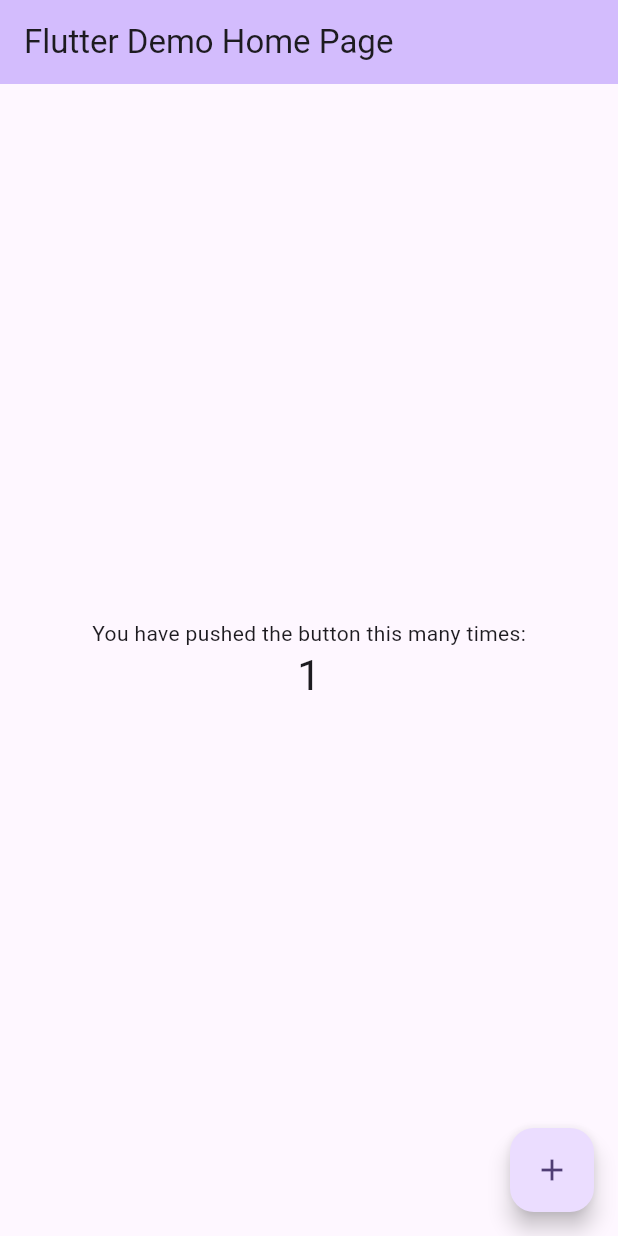
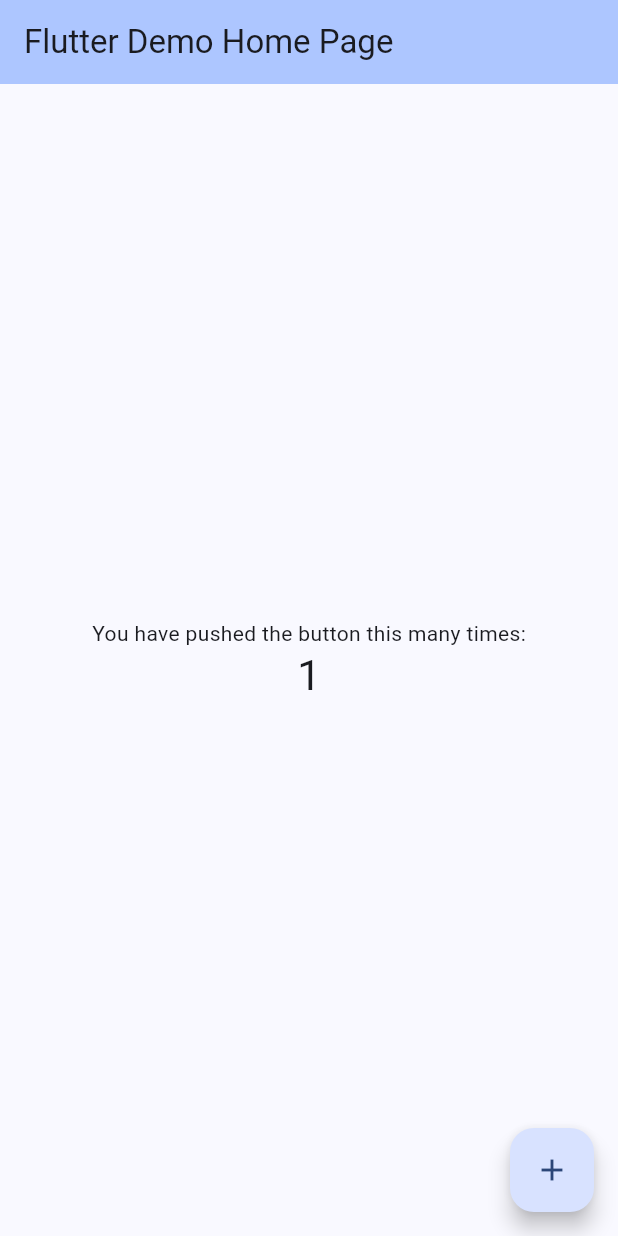
Before and after one commit to mazrean/mouse-proto, a Flutter app: the screen it shows after launch, after a tap on the "add" icon, on a phone screen of 412 x 824 dp. Run offline on Flutter 3.47's test engine with Material 3 defaults, Android fonts, the phone set to English and light mode, and no system bars; our stand-ins replace go_router.

Commit message:
ファイル分割

```diff
--- /dev/null
+++ b/lib/app.dart
@@ -0,0 +1,21 @@
+import 'package:flutter/material.dart';
+import 'package:mouse_proto/view/router.dart';
+
+class MouseProto extends StatelessWidget {
+  const MouseProto({super.key});
+
+  // This widget is the root of your application.
+  @override
+  Widget build(BuildContext context) {
+    return MaterialApp.router(
+      title: 'Mouse Proto',
+      theme: ThemeData(
+        colorScheme: ColorScheme.fromSeed(seedColor: Colors.blueAccent),
+        useMaterial3: true,
+      ),
+      routerDelegate: router.routerDelegate,
+      routeInformationParser: router.routeInformationParser,
+      routeInformationProvider: router.routeInformationProvider,
+    );
+  }
+}
--- a/lib/main.dart
+++ b/lib/main.dart
@@ -1,125 +1,6 @@
 import 'package:flutter/material.dart';
+import 'package:mouse_proto/app.dart';
 
 void main() {
-  runApp(const MyApp());
+  runApp(const MouseProto());
 }
-
-class MyApp extends StatelessWidget {
-  const MyApp({super.key});
-
-  // This widget is the root of your application.
-  @override
-  Widget build(BuildContext context) {
-    return MaterialApp(
-      title: 'Flutter Demo',
-      theme: ThemeData(
-        // This is the theme of your application.
-        //
-        // TRY THIS: Try running your application with "flutter run". You'll see
-        // the application has a purple toolbar. Then, without quitting the app,
-        // try changing the seedColor in the colorScheme below to Colors.green
-        // and then invoke "hot reload" (save your changes or press the "hot
-        // reload" button in a Flutter-supported IDE, or press "r" if you used
-        // the command line to start the app).
-        //
-        // Notice that the counter didn't reset back to zero; the application
-        // state is not lost during the reload. To reset the state, use hot
-        // restart instead.
-        //
-        // This works for code too, not just values: Most code changes can be
-        // tested with just a hot reload.
-        colorScheme: ColorScheme.fromSeed(seedColor: Colors.deepPurple),
-        useMaterial3: true,
-      ),
-      home: const MyHomePage(title: 'Flutter Demo Home Page'),
-    );
-  }
-}
-
-class MyHomePage extends StatefulWidget {
-  const MyHomePage({super.key, required this.title});
-
-  // This widget is the home page of your application. It is stateful, meaning
-  // that it has a State object (defined below) that contains fields that affect
-  // how it looks.
-
-  // This class is the configuration for the state. It holds the values (in this
-  // case the title) provided by the parent (in this case the App widget) and
-  // used by the build method of the State. Fields in a Widget subclass are
-  // always marked "final".
-
-  final String title;
-
-  @override
-  State<MyHomePage> createState() => _MyHomePageState();
-}
-
-class _MyHomePageState extends State<MyHomePage> {
-  int _counter = 0;
-
-  void _incrementCounter() {
-    setState(() {
-      // This call to setState tells the Flutter framework that something has
-      // changed in this State, which causes it to rerun the build method below
-      // so that the display can reflect the updated values. If we changed
-      // _counter without calling setState(), then the build method would not be
-      // called again, and so nothing would appear to happen.
-      _counter++;
-    });
-  }
-
-  @override
-  Widget build(BuildContext context) {
-    // This method is rerun every time setState is called, for instance as done
-    // by the _incrementCounter method above.
-    //
-    // The Flutter framework has been optimized to make rerunning build methods
-    // fast, so that you can just rebuild anything that needs updating rather
-    // than having to individually change instances of widgets.
-    return Scaffold(
-      appBar: AppBar(
-        // TRY THIS: Try changing the color here to a specific color (to
-        // Colors.amber, perhaps?) and trigger a hot reload to see the AppBar
-        // change color while the other colors stay the same.
-        backgroundColor: Theme.of(context).colorScheme.inversePrimary,
-        // Here we take the value from the MyHomePage object that was created by
-        // the App.build method, and use it to set our appbar title.
-        title: Text(widget.title),
-      ),
-      body: Center(
-        // Center is a layout widget. It takes a single child and positions it
-        // in the middle of the parent.
-        child: Column(
-          // Column is also a layout widget. It takes a list of children and
-          // arranges them vertically. By default, it sizes itself to fit its
-          // children horizontally, and tries to be as tall as its parent.
-          //
-          // Column has various properties to control how it sizes itself and
-          // how it positions its children. Here we use mainAxisAlignment to
-          // center the children vertically; the main axis here is the vertical
-          // axis because Columns are vertical (the cross axis would be
-          // horizontal).
-          //
-          // TRY THIS: Invoke "debug painting" (choose the "Toggle Debug Paint"
-          // action in the IDE, or press "p" in the console), to see the
-          // wireframe for each widget.
-          mainAxisAlignment: MainAxisAlignment.center,
-          children: <Widget>[
-            const Text(
-              'You have pushed the button this many times:',
-            ),
-            Text(
-              '$_counter',
-              style: Theme.of(context).textTheme.headlineMedium,
-            ),
-          ],
-        ),
-      ),
-      floatingActionButton: FloatingActionButton(
-        onPressed: _incrementCounter,
-        tooltip: 'Increment',
-        child: const Icon(Icons.add),
-      ), // This trailing comma makes auto-formatting nicer for build methods.
-    );
-  }
-}
--- /dev/null
+++ b/lib/view/pages/demo.dart
@@ -0,0 +1,89 @@
+import 'package:flutter/material.dart';
+
+class DemoPage extends StatefulWidget {
+  const DemoPage({super.key, required this.title});
+
+  // This widget is the home page of your application. It is stateful, meaning
+  // that it has a State object (defined below) that contains fields that affect
+  // how it looks.
+
+  // This class is the configuration for the state. It holds the values (in this
+  // case the title) provided by the parent (in this case the App widget) and
+  // used by the build method of the State. Fields in a Widget subclass are
+  // always marked "final".
+
+  final String title;
+
+  @override
+  State<DemoPage> createState() => _DemoPageState();
+}
+
+class _DemoPageState extends State<DemoPage> {
+  int _counter = 0;
+
+  void _incrementCounter() {
+    setState(() {
+      // This call to setState tells the Flutter framework that something has
+      // changed in this State, which causes it to rerun the build method below
+      // so that the display can reflect the updated values. If we changed
+      // _counter without calling setState(), then the build method would not be
+      // called again, and so nothing would appear to happen.
+      _counter++;
+    });
+  }
+
+  @override
+  Widget build(BuildContext context) {
+    // This method is rerun every time setState is called, for instance as done
+    // by the _incrementCounter method above.
+    //
+    // The Flutter framework has been optimized to make rerunning build methods
+    // fast, so that you can just rebuild anything that needs updating rather
+    // than having to individually change instances of widgets.
+    return Scaffold(
+      appBar: AppBar(
+        // TRY THIS: Try changing the color here to a specific color (to
+        // Colors.amber, perhaps?) and trigger a hot reload to see the AppBar
+        // change color while the other colors stay the same.
+        backgroundColor: Theme.of(context).colorScheme.inversePrimary,
+        // Here we take the value from the MyHomePage object that was created by
+        // the App.build method, and use it to set our appbar title.
+        title: Text(widget.title),
+      ),
+      body: Center(
+        // Center is a layout widget. It takes a single child and positions it
+        // in the middle of the parent.
+        child: Column(
+          // Column is also a layout widget. It takes a list of children and
+          // arranges them vertically. By default, it sizes itself to fit its
+          // children horizontally, and tries to be as tall as its parent.
+          //
+          // Column has various properties to control how it sizes itself and
+          // how it positions its children. Here we use mainAxisAlignment to
+          // center the children vertically; the main axis here is the vertical
+          // axis because Columns are vertical (the cross axis would be
+          // horizontal).
+          //
+          // TRY THIS: Invoke "debug painting" (choose the "Toggle Debug Paint"
+          // action in the IDE, or press "p" in the console), to see the
+          // wireframe for each widget.
+          mainAxisAlignment: MainAxisAlignment.center,
+          children: <Widget>[
+            const Text(
+              'You have pushed the button this many times:',
+            ),
+            Text(
+              '$_counter',
+              style: Theme.of(context).textTheme.headlineMedium,
+            ),
+          ],
+        ),
+      ),
+      floatingActionButton: FloatingActionButton(
+        onPressed: _incrementCounter,
+        tooltip: 'Increment',
+        child: const Icon(Icons.add),
+      ), // This trailing comma makes auto-formatting nicer for build methods.
+    );
+  }
+}
--- /dev/null
+++ b/lib/view/router.dart
@@ -0,0 +1,14 @@
+import 'package:go_router/go_router.dart';
+import 'package:mouse_proto/view/pages/demo.dart';
+
+final router = GoRouter(
+  debugLogDiagnostics: true,
+  initialLocation: '/demo',
+  routes: [
+    GoRoute(
+        name: 'demo',
+        path: '/demo',
+        builder: (context, state) => const DemoPage(title: 'Flutter Demo Home Page'),
+    ),
+  ],
+);
--- a/pubspec.yaml
+++ b/pubspec.yaml
@@ -30,7 +30,9 @@ environment:
 dependencies:
   flutter:
     sdk: flutter
-
+  go_router: ^14.2.7
+  flutter_riverpod: ^2.5.1
+  freezed_annotation: ^2.4.4
 
   # The following adds the Cupertino Icons font to your application.
   # Use with the CupertinoIcons class for iOS style icons.
@@ -46,6 +48,8 @@ dev_dependencies:
   # package. See that file for information about deactivating specific lint
   # rules and activating additional ones.
   flutter_lints: ^4.0.0
+
+  freezed: ^2.5.7
 
 # For information on the generic Dart part of this file, see the
 # following page: https://dart.dev/tools/pub/pubspec
```
Also changed, not shown: pubspec.lock.
